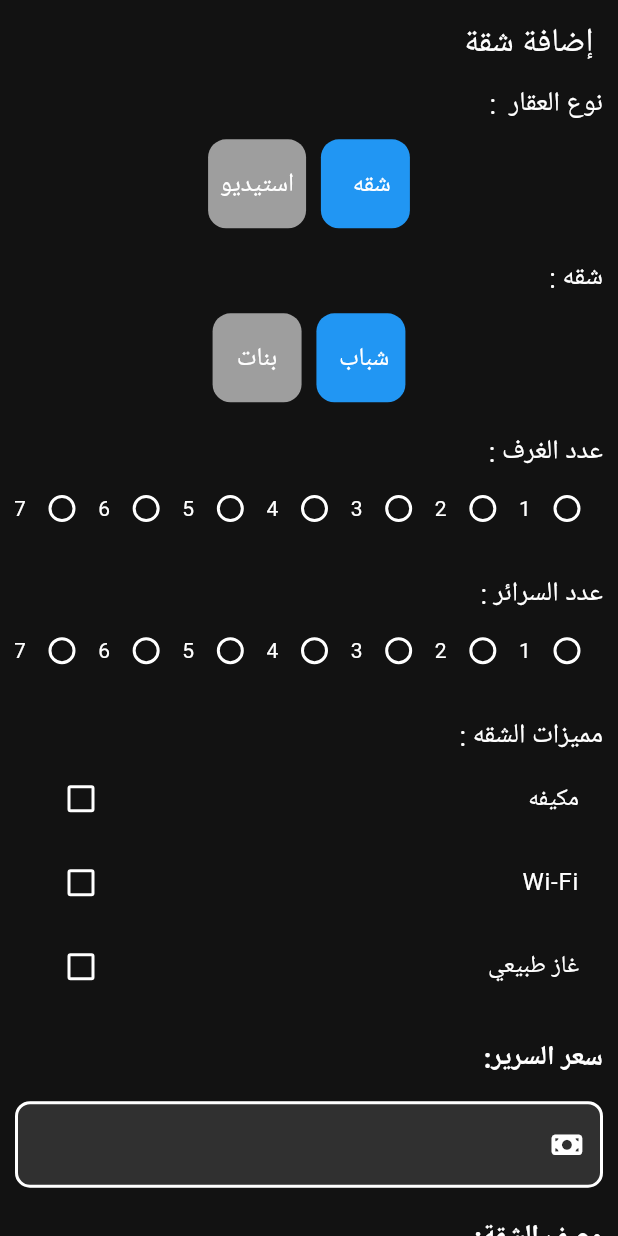
After one commit to aymanaboelela/House_App, a Flutter app: the AddProduct screen opened by its route, on a phone screen of 412 x 824 dp. The commit adds this screen. Run offline on Flutter 3.47's test engine with Material 3 defaults, Android fonts, the phone set to English and light mode, and no system bars; our stand-ins replace bloc, concentric_transition, curved_navigation_bar, dots_indicator, flutter_bloc, font_awesome_flutter and 4 more; accounts and stored records are empty; Roboto replaces fonts that are missing (Cairo).

Commit message:
Add the Add  product ui

```diff
--- /dev/null
+++ b/lib/Features/add_Product/presentation/views/add_product.dart
@@ -0,0 +1,190 @@
+import 'package:flutter/cupertino.dart';
+import 'package:flutter/material.dart';
+import 'package:font_awesome_flutter/font_awesome_flutter.dart';
+import 'package:google_fonts/google_fonts.dart';
+import 'package:house_app_one/core/utils/responsive.dart';
+import 'package:house_app_one/core/widgets/custom_text_field.dart';
+import 'package:image_picker/image_picker.dart';
+
+import '../../../../core/widgets/custom_buttons.dart';
+import '../widgets/custom_check_bok.dart';
+import '../widgets/custom_select_numper_ofBad.dart';
+import '../widgets/custom_toggle_button.dart';
+
+class AddProduct extends StatefulWidget {
+  const AddProduct({Key? key}) : super(key: key);
+
+  @override
+  _AddProductState createState() => _AddProductState();
+}
+
+class _AddProductState extends State<AddProduct> {
+  String gender = 'ذكر';
+  bool isMaleSelected = true;
+  bool isFemaleSelected = false;
+
+  bool isapartmentSelected = true;
+  bool isStudioSelected = false;
+  bool isChecked = false;
+
+  @override
+  Widget build(BuildContext context) {
+    return Scaffold(
+      appBar: AppBar(
+        title: Text(
+          "إضافة شقة",
+          style: GoogleFonts.cairo(),
+        ),
+      ),
+      body: CustomScrollView(
+        slivers: [
+          SliverToBoxAdapter(
+            child: Padding(
+              padding: const EdgeInsets.symmetric(horizontal: 10),
+              child: Column(
+                crossAxisAlignment: CrossAxisAlignment.start,
+                mainAxisAlignment: MainAxisAlignment.start,
+                children: [
+                  Text(
+                    "نوع العقار  :",
+                    style: GoogleFonts.cairo(
+                      fontSize: 18,
+                    ),
+                  ),
+                  const SizeVertical(value: 1),
+                  Row(
+                    mainAxisAlignment: MainAxisAlignment.center,
+                    children: [
+                      CustomToggleButton(
+                        label: "شقه  ",
+                        isSelected: isapartmentSelected,
+                        onToggle: () {
+                          setState(() {
+                            isapartmentSelected = !isapartmentSelected;
+                            isStudioSelected = !isStudioSelected;
+                          });
+                        },
+                      ),
+                      const SizeHorizontal(value: 1),
+                      CustomToggleButton(
+                        label: "استيديو",
+                        isSelected: isStudioSelected,
+                        onToggle: () {
+                          setState(
+                            () {
+                              isStudioSelected = !isStudioSelected;
+                              isapartmentSelected = !isapartmentSelected;
+                            },
+                          );
+                        },
+                      ),
+                    ],
+                  ),
+                  const SizeVertical(value: 2),
+                  Text(
+                    "شقه :",
+                    style: GoogleFonts.cairo(
+                      fontSize: 18,
+                    ),
+                  ),
+                  const SizeVertical(value: 1),
+                  Row(
+                    mainAxisAlignment: MainAxisAlignment.center,
+                    children: [
+                      CustomToggleButton(
+                        label: "شباب ",
+                        isSelected: isMaleSelected,
+                        onToggle: () {
+                          setState(() {
+                            isMaleSelected = !isMaleSelected;
+                            isFemaleSelected = !isMaleSelected;
+                          });
+                        },
+                      ),
+                      const SizeHorizontal(value: 1),
+                      CustomToggleButton(
+                        label: "بنات",
+                        isSelected: isFemaleSelected,
+                        onToggle: () {
+                          setState(
+                            () {
+                              isFemaleSelected = !isFemaleSelected;
+                              isMaleSelected = !isFemaleSelected;
+                            },
+                          );
+                        },
+                      ),
+                    ],
+                  ),
+                  const SizeVertical(value: 2),
+                  Text(
+                    "عدد الغرف :",
+                    style: GoogleFonts.cairo(
+                      fontSize: 18,
+                    ),
+                  ),
+                  const CustomSelectNumperOfBad(),
+                  const SizeVertical(value: 2),
+                  Text(
+                    "عدد السرائر :",
+                    style: GoogleFonts.cairo(
+                      fontSize: 18,
+                    ),
+                  ),
+                  const CustomSelectNumperOfBad(),
+                  const SizeVertical(value: 2),
+                  Text(
+                    "مميزات الشقه :",
+                    style: GoogleFonts.cairo(
+                      fontSize: 18,
+                    ),
+                  ),
+                  CustomCheckbox(title: "مكيفه"),
+                  CustomCheckbox(title: "Wi-Fi"),
+                  CustomCheckbox(title: "غاز طبيعي"),
+                  const SizeVertical(value: 2),
+                  const CustomTextFormField(
+                    keyboardType: TextInputType.numberWithOptions(),
+                    title: "سعر السرير:",
+                    hintText: "سعر السرير",
+                    icon: FontAwesomeIcons.moneyBill,
+                  ),
+                  const SizeVertical(value: 2),
+                  const CustomTextFormField(
+                    title: "وصف الشقة:",
+                    hintText: "وصف الشقة",
+                    icon: FontAwesomeIcons.houseChimney,
+                  ),
+                  const SizeVertical(value: 2),
+                  Text(
+                    "اضافه صور :",
+                    style: GoogleFonts.cairo(
+                      fontSize: 18,
+                    ),
+                  ),
+                  const SizeVertical(value: 2),
+                  IconButton(
+                      onPressed: pickImage,
+                      icon: const Icon(FontAwesomeIcons.photoFilm)),
+                  const SizeVertical(value: 2),
+                  CustomGeneralButton(
+                    text: "اضف الشقه",
+                    onTap: () {},
+                  ),
+                  const SizeVertical(value: 2),
+                ],
+              ),
+            ),
+          ),
+        ],
+      ),
+    );
+  }
+    void pickImage() async {
+     await ImagePicker().pickImage  (source: ImageSource.gallery);
+
+    setState(() {
+
+    });
+  }
+}
--- /dev/null
+++ b/lib/Features/add_Product/presentation/widgets/custom_check_bok.dart
@@ -0,0 +1,30 @@
+import 'package:flutter/material.dart';
+import 'package:google_fonts/google_fonts.dart';
+
+class CustomCheckbox extends StatefulWidget {
+  CustomCheckbox({super.key, required this.title});
+  final String title;
+  @override
+  State<CustomCheckbox> createState() => _CustomCheckboxState();
+}
+
+class _CustomCheckboxState extends State<CustomCheckbox> {
+  bool isChecked = false;
+
+  @override
+  Widget build(BuildContext context) {
+    return CheckboxListTile(
+      title: Text(
+        widget.title,
+        style: GoogleFonts.cairo(),
+      ),
+      value: isChecked,
+
+      onChanged: (value) {
+        setState(() {
+          isChecked = value!;
+        });
+      },
+    );
+  }
+}
--- /dev/null
+++ b/lib/Features/add_Product/presentation/widgets/custom_select_numper_ofBad.dart
@@ -0,0 +1,53 @@
+import 'package:flutter/material.dart';
+
+class CustomSelectNumperOfBad extends StatefulWidget {
+  const CustomSelectNumperOfBad({Key? key}) : super(key: key);
+
+  @override
+  State<CustomSelectNumperOfBad> createState() =>
+      _CustomSelectNumperOfBadState();
+}
+
+class _CustomSelectNumperOfBadState extends State<CustomSelectNumperOfBad> {
+  List<String> numbers = [
+    "1",
+    "2",
+    "3",
+    "4",
+    "5",
+    "6",
+    "7",
+    "8",
+    "9",
+    "10",
+  ];
+  String selectedNumber = "";
+
+  @override
+  Widget build(BuildContext context) {
+    return SingleChildScrollView(
+      scrollDirection: Axis.horizontal, // Enable horizontal scrolling
+      child: Row(
+        mainAxisAlignment: MainAxisAlignment.start,
+        children: <Widget>[
+          for (int i = 0; i < numbers.length; i++)
+            Row(
+              children: [
+                Radio(
+                  activeColor: Colors.blue,
+                  value: numbers[i],
+                  groupValue: selectedNumber,
+                  onChanged: (value) {
+                    setState(() {
+                      selectedNumber = value.toString();
+                    });
+                  },
+                ),
+                Text(numbers[i]),
+              ],
+            ),
+        ],
+      ),
+    );
+  }
+}
--- /dev/null
+++ b/lib/Features/add_Product/presentation/widgets/custom_toggle_button.dart
@@ -0,0 +1,31 @@
+import 'package:flutter/cupertino.dart';
+import 'package:flutter/material.dart';
+import 'package:google_fonts/google_fonts.dart';
+
+import '../../../../core/utils/responsive.dart';
+
+class CustomToggleButton extends StatelessWidget {
+  final String label;
+  final bool isSelected;
+  final VoidCallback onToggle;
+
+  CustomToggleButton({
+    required this.label,
+    required this.isSelected,
+    required this.onToggle,
+  });
+
+  @override
+  Widget build(BuildContext context) {
+    return CupertinoButton(
+      padding: EdgeInsets.all(8.0),
+      minSize: SizeConfig.defaultSize! * 6,
+      color: isSelected ? Colors.blue : Colors.grey,
+      onPressed: onToggle,
+      child: Text(
+        label,
+        style: GoogleFonts.cairo(color: Colors.white),
+      ),
+    );
+  }
+}
--- a/lib/Features/home/Presentation/views/home_view.dart
+++ b/lib/Features/home/Presentation/views/home_view.dart
@@ -1,4 +1,6 @@
 import 'package:flutter/material.dart';
+import 'package:go_router/go_router.dart';
+import 'package:house_app_one/core/utils/app_route.dart';
 import 'package:house_app_one/core/utils/assets.dart';
 import 'package:house_app_one/core/utils/responsive.dart';
 import '../widgets/costom_prodact.dart';
@@ -45,7 +47,7 @@ class _HomeViewState extends State<HomeView> {
               SliverList(
                 delegate: SliverChildBuilderDelegate(
                   (context, index) {
-                  return const  CustomProduct();
+                    return const CustomProduct();
                   },
                   childCount: 10,
                 ),
@@ -53,6 +55,11 @@ class _HomeViewState extends State<HomeView> {
             ],
           ),
         ),
-    );
+        floatingActionButton: FloatingActionButton(
+          onPressed: () {
+            GoRouter.of(context).push(AppRouter.KAddProduct);
+          },
+          child: const Icon(Icons.add),
+        ));
   }
 }
--- a/lib/core/utils/app_route.dart
+++ b/lib/core/utils/app_route.dart
@@ -1,6 +1,7 @@
 import 'package:go_router/go_router.dart';
 import 'package:house_app_one/Features/navbar/presentation/views/nave_home_bar.dart';
 import '../../Features/Splach/view/splach_view.dart';
+import '../../Features/add_Product/presentation/views/add_product.dart';
 import '../../Features/home/Presentation/views/notifacation.dart';
 import '../../Features/on_boarding/presentation/on_boardin_view.dart';
 import '../../Features/product/presentation/view/product_view.dart';
@@ -10,6 +11,7 @@ abstract class AppRouter {
   static const kHomeView = '/homeView';
   static const kNotifacationView = '/notifacationview';
   static const KProductView = '/productView';
+  static const KAddProduct = '/KAddProduct';
 
 //nav Bat roure
 
@@ -39,10 +41,10 @@ abstract class AppRouter {
         path: kNotifacationView,
         builder: (context, state) => const NotifacationView(),
       ),
-      // GoRoute(
-      //   path: kLikeProductView,
-      //   builder: (context, state) => const ProductView(),
-      // ),
+      GoRoute(
+        path: KAddProduct,
+        builder: (context, state) =>  AddProduct(),
+      ),
       // GoRoute(
       //   path: kCallPhone,
       //   builder: (context, state) => const ProductView(),
--- a/lib/core/widgets/custom_buttons.dart
+++ b/lib/core/widgets/custom_buttons.dart
@@ -21,9 +21,9 @@ class CustomGeneralButton extends StatelessWidget {
         child: Center(
           child: Text(
             text!,
-            style: const  TextStyle(
+            style: const TextStyle(
               fontSize: 14,
-              color:  Color(0xffffffff),
+              color: Color(0xffffffff),
               fontWeight: FontWeight.w500,
             ),
             textAlign: TextAlign.left,
@@ -53,7 +53,7 @@ class CustomButtonWithIcon extends StatelessWidget {
             color: Colors.transparent,
             borderRadius: BorderRadius.circular(8),
             border: Border.all(
-              color:const Color(0xFF707070),
+              color: Colors.blue,
             )),
         child: Row(
           mainAxisAlignment: MainAxisAlignment.center,
@@ -62,14 +62,14 @@ class CustomButtonWithIcon extends StatelessWidget {
               iconData,
               color: color,
             ),
-           const SizeHorizontal( value: 2),
+            const SizeHorizontal(value: 2),
             Text(
               text,
-              style: const  TextStyle(
+              style: const TextStyle(
                 fontWeight: FontWeight.w600,
                 fontFamily: 'Poppins',
                 fontSize: 12,
-                color:  Color(0xff000000),
+                color: Colors.white,
               ),
               textAlign: TextAlign.left,
             ),
--- /dev/null
+++ b/lib/core/widgets/custom_text_field.dart
@@ -0,0 +1,134 @@
+import 'package:flutter/material.dart';
+import 'package:google_fonts/google_fonts.dart';
+import 'package:house_app_one/core/utils/responsive.dart';
+
+class CustomTextFormField extends StatefulWidget {
+  const CustomTextFormField(
+      {super.key,
+      this.hintText,
+      this.label,
+      this.onSaved,
+      this.onChanged,
+      this.onFieldSubmitted,
+      this.validator,
+      this.controller,
+      this.height,
+      this.width,
+      this.keyboardType,
+      this.icon,
+      this.title,
+      this.isVisible,
+      this.fillColor,
+      this.isVisibleColor,
+      this.titleTextStyle,
+      this.textFieldStyle,
+      this.cursorColor});
+  final String? hintText;
+  final String? label;
+  final FormFieldSetter<String>? onSaved;
+  final ValueChanged<String>? onChanged;
+  final ValueChanged<String>? onFieldSubmitted;
+  final FormFieldValidator<String>? validator;
+  final TextEditingController? controller;
+  final double? height;
+  final double? width;
+  final TextInputType? keyboardType;
+  final IconData? icon;
+  final String? title;
+  final bool? isVisible;
+  final Color? fillColor;
+  final Color? isVisibleColor;
+  final Color? cursorColor;
+  final TextStyle? titleTextStyle;
+  final TextStyle? textFieldStyle;
+  @override
+  State<CustomTextFormField> createState() => _CustomTextFormFieldState();
+}
+
+class _CustomTextFormFieldState extends State<CustomTextFormField> {
+  bool isObscure = true;
+  @override
+  Widget build(BuildContext context) {
+    return Column(crossAxisAlignment: CrossAxisAlignment.start, children: [
+      Container(
+        child: Text(
+          widget.title ?? "",
+          style: GoogleFonts.cairo(
+            textStyle: widget.titleTextStyle ??
+                const TextStyle(
+                    fontSize: 18,
+                    fontWeight: FontWeight.w600,
+                    color: Colors.white),
+          ),
+        ),
+      ),
+      SizeVertical(value: 1.5),
+      TextFormField(
+        style: widget.textFieldStyle ??
+            const TextStyle(color: Colors.white, fontSize: 18),
+        cursorColor: widget.cursorColor ?? Colors.white,
+        keyboardType: widget.keyboardType,
+        controller: widget.controller,
+        obscureText: widget.isVisible == true ? isObscure : false,
+        validator: widget.validator ??
+            (value) {
+              if (value!.isEmpty) {
+                return "please fill out the field!";
+              } else {
+                return null;
+              }
+            },
+        //?!  When you press anything on the screen, the keyboard comes down
+        onTapOutside: (event) => FocusScope.of(context).unfocus(),
+
+        onFieldSubmitted: widget.onFieldSubmitted,
+        onSaved: widget.onSaved,
+        onChanged: widget.onChanged,
+        decoration: InputDecoration(
+          isCollapsed: true,
+          helperStyle: const TextStyle(color: Colors.white),
+          isDense: true,
+          errorStyle:
+              const TextStyle(fontSize: 16, fontWeight: FontWeight.w700),
+          prefixIcon: widget.icon != null
+              ?
+              Icon(widget.icon!)
+              : null,
+          suffixIcon: widget.isVisible == true
+              ? IconButton(
+                  onPressed: () {
+                    isObscure = !isObscure;
+                    setState(() {});
+                  },
+                  icon: Icon(isObscure == true
+                      ? Icons.visibility_off
+                      : Icons.visibility),
+                  color: widget.isVisibleColor ?? Colors.grey[850],
+                  iconSize: 25,
+                )
+              : null,
+          contentPadding: EdgeInsets.symmetric(
+              vertical: SizeConfig.defaultSize! * 1.5,
+              horizontal: SizeConfig.defaultSize! * 0.22222),
+          filled: true,
+          fillColor: widget.fillColor ?? Colors.grey[850],
+          hintText: widget.hintText ,
+          label: Text(widget.label ?? ""),
+          enabledBorder: const OutlineInputBorder(
+            borderSide: BorderSide(color: Colors.white, width: 2),
+            borderRadius: BorderRadius.all(Radius.circular(10)),
+          ),
+          focusedBorder: const OutlineInputBorder(
+              borderRadius: BorderRadius.all(Radius.circular(10)),
+              borderSide: BorderSide(color: Colors.blue)),
+          errorBorder: const OutlineInputBorder(
+              borderRadius: BorderRadius.all(Radius.circular(10)),
+              borderSide: BorderSide(color: Colors.red, width: 2)),
+          focusedErrorBorder: const OutlineInputBorder(
+              borderRadius: BorderRadius.all(Radius.circular(10)),
+              borderSide: BorderSide(color: Colors.red, width: 2)),
+        ),
+      )
+    ]);
+  }
+}
--- a/pubspec.yaml
+++ b/pubspec.yaml
@@ -45,6 +45,7 @@ dependencies:
   curved_navigation_bar: ^1.0.3
   flutter_bloc: ^8.1.3
   shared_preferences: ^2.2.2
+  image_picker: ^1.0.7
 
 
 dev_dependencies:
```
Also changed, not shown: pubspec.lock, 5 other files. Lines whose indentation alone changed are shown as unchanged.
